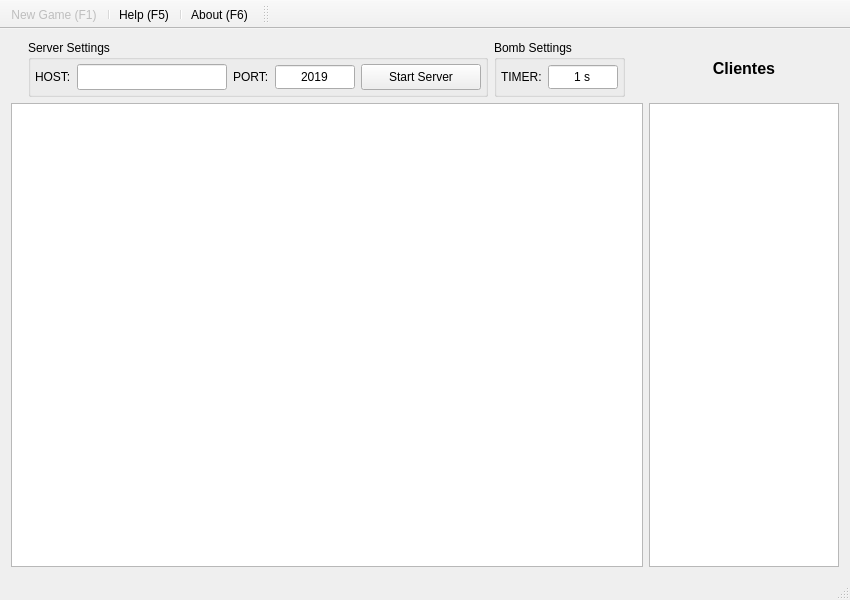
First picture: the form in src/Server/mainwindow.ui, repository killersmath/Qt-Client-Server-Bomb-Solver, before the edit.
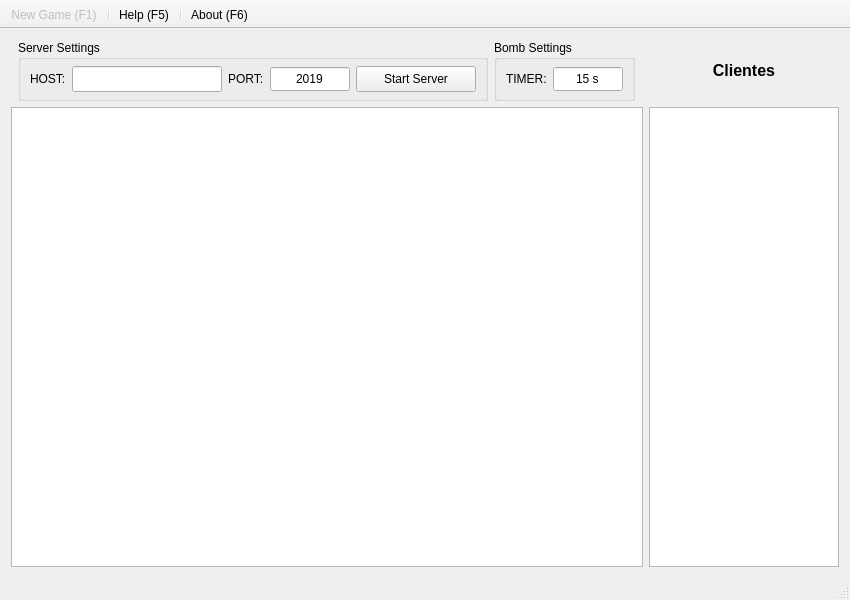
Second picture: the form after the edit.

Diff of the .ui file:
```diff
--- a/src/Server/mainwindow.ui
+++ b/src/Server/mainwindow.ui
@@ -37,16 +37,16 @@
         </property>
         <layout class="QHBoxLayout" name="horizontalLayout_2">
          <property name="leftMargin">
-          <number>4</number>
+          <number>9</number>
          </property>
          <property name="topMargin">
-          <number>4</number>
+          <number>6</number>
          </property>
          <property name="rightMargin">
-          <number>4</number>
+          <number>9</number>
          </property>
          <property name="bottomMargin">
-          <number>4</number>
+          <number>6</number>
          </property>
          <item>
           <widget class="QLabel" name="hostLabel">
@@ -162,16 +162,16 @@
         </property>
         <layout class="QHBoxLayout" name="horizontalLayout">
          <property name="leftMargin">
-          <number>4</number>
+          <number>9</number>
          </property>
          <property name="topMargin">
-          <number>4</number>
+          <number>6</number>
          </property>
          <property name="rightMargin">
-          <number>4</number>
+          <number>9</number>
          </property>
          <property name="bottomMargin">
-          <number>4</number>
+          <number>6</number>
          </property>
          <item>
           <widget class="QLabel" name="bombTimerLabel">
@@ -215,6 +215,12 @@
            <property name="maximum">
             <number>120</number>
            </property>
+           <property name="singleStep">
+            <number>1</number>
+           </property>
+           <property name="value">
+            <number>15</number>
+           </property>
           </widget>
          </item>
         </layout>
@@ -324,17 +330,6 @@
    <addaction name="separator"/>
    <addaction name="aboutAction"/>
   </widget>
-  <widget class="QToolBar" name="toolBar">
-   <property name="windowTitle">
-    <string>toolBar</string>
-   </property>
-   <attribute name="toolBarArea">
-    <enum>TopToolBarArea</enum>
-   </attribute>
-   <attribute name="toolBarBreak">
-    <bool>false</bool>
-   </attribute>
-  </widget>
   <widget class="QStatusBar" name="windowStatusBar"/>
   <action name="newGameAction">
    <property name="enabled">
```
